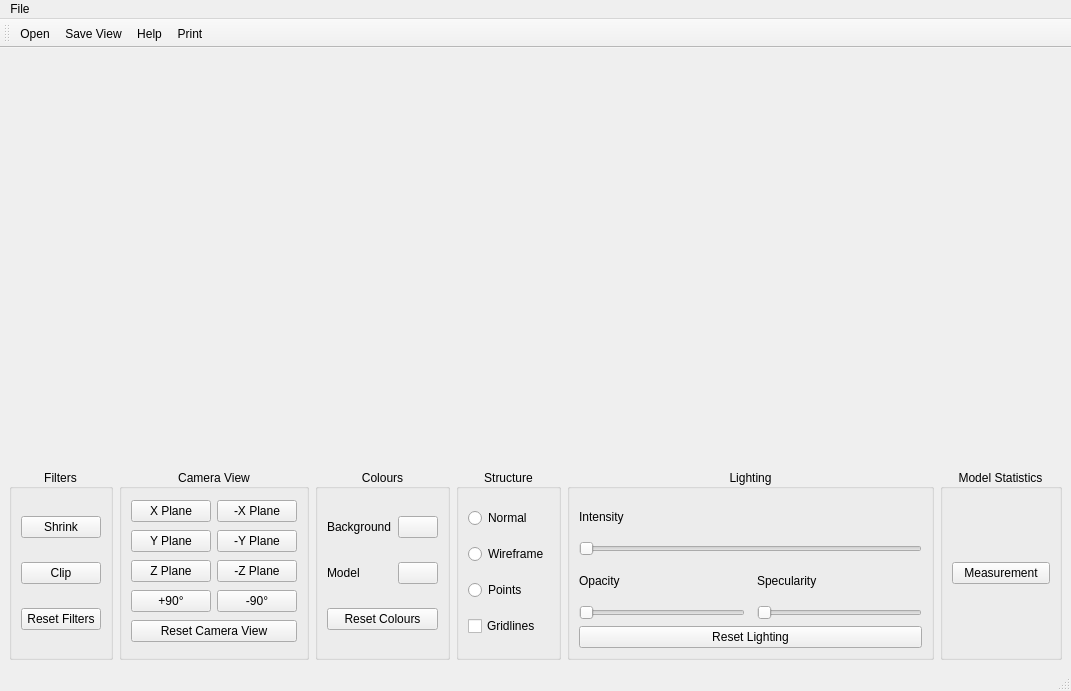
Before: the Qt Designer form lib/ModelRenderer/modelwindow.ui in KurusView/KurusView, drawn with Qt 5.
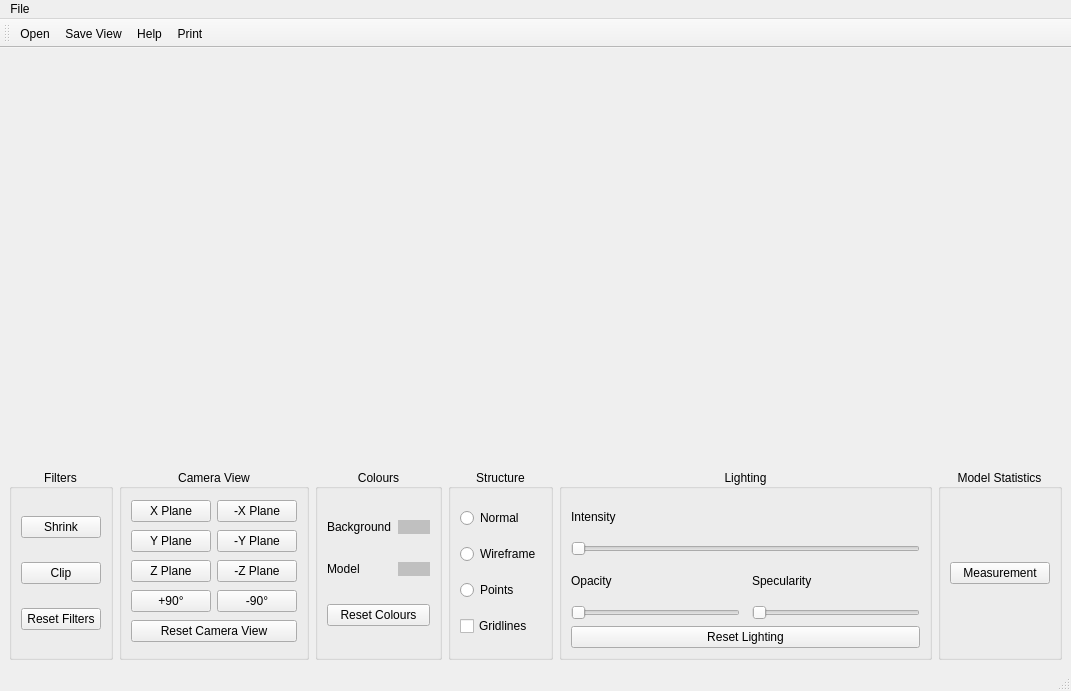
After: the same form once the commit is applied. Icons and pictures are not drawn. Custom widgets are drawn as their Qt base class.

Commit message: Implement colour interface

The edit to the form file:
```diff
--- a/lib/ModelRenderer/modelwindow.ui
+++ b/lib/ModelRenderer/modelwindow.ui
@@ -286,6 +286,9 @@
              </item>
              <item row="0" column="3">
               <widget class="QPushButton" name="backgroundColourPushButton">
+               <property name="styleSheet">
+                <string notr="true">background-color:  silver; border:none;</string>
+               </property>
                <property name="text">
                 <string/>
                </property>
@@ -304,6 +307,9 @@
              </item>
              <item row="0" column="3">
               <widget class="QPushButton" name="modelColourPushButton">
+               <property name="styleSheet">
+                <string notr="true">background-color:  silver; border:none;</string>
+               </property>
                <property name="text">
                 <string/>
                </property>
```
The commit also changes 2 other files.
